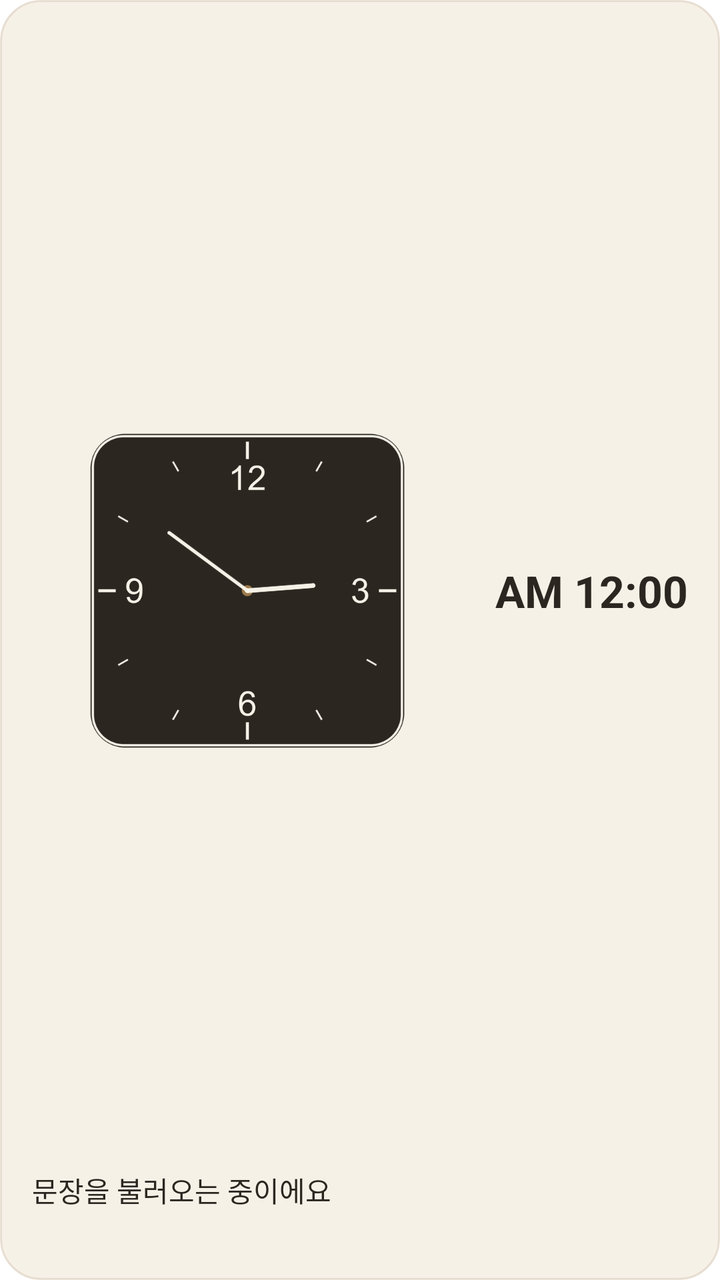
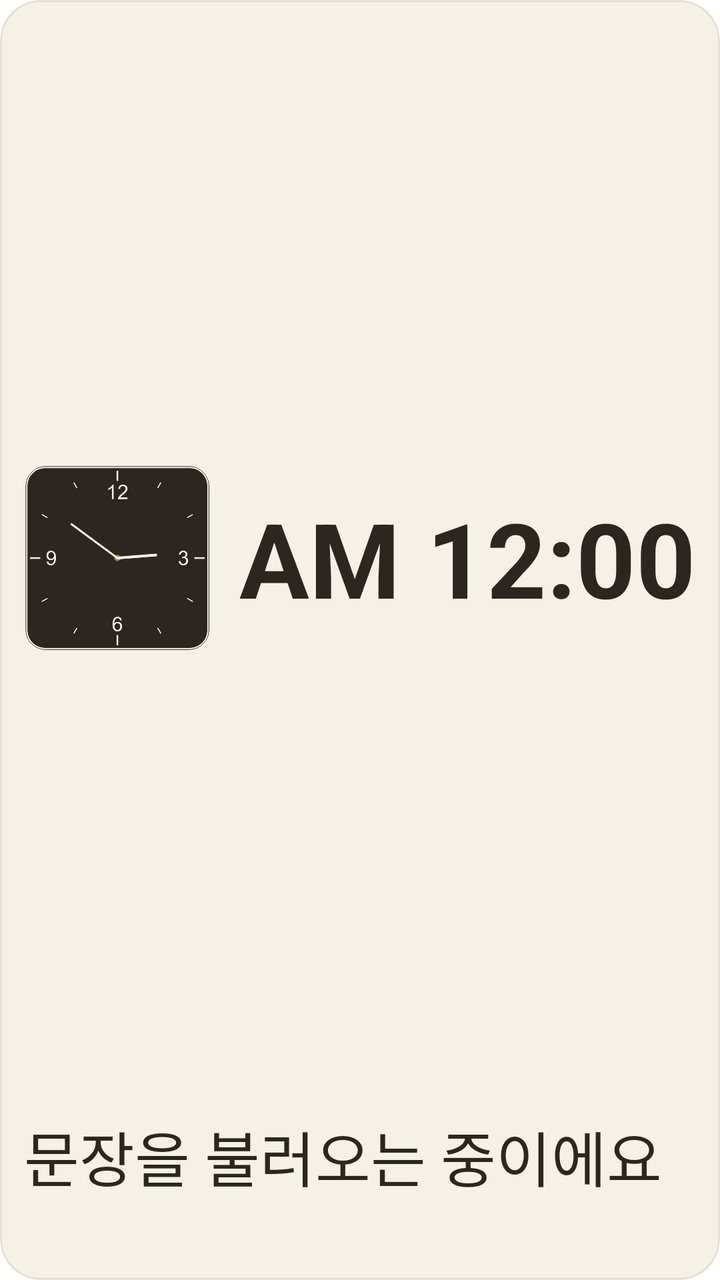

Compare the two renders of this Android layout. The source of the first and the diff that turns it into the second are given below.
<!-- AndroidManifest.xml: fallback theme Theme.MaterialComponents.DayNight.NoActionBar -->
<!-- res/layout/widget_large.xml -->
<?xml version="1.0" encoding="utf-8"?>
<LinearLayout xmlns:android="http://schemas.android.com/apk/res/android"
    android:id="@+id/widget_root"
    android:layout_width="match_parent"
    android:layout_height="match_parent"
    android:orientation="vertical"
    android:background="@drawable/widget_background"
    android:padding="16dp">

    
    <LinearLayout
        android:layout_width="match_parent"
        android:layout_height="0dp"
        android:layout_weight="1"
        android:orientation="horizontal"
        android:gravity="center_vertical">

        <FrameLayout
            android:layout_width="0dp"
            android:layout_height="match_parent"
            android:layout_weight="1">

            <AnalogClock
                android:id="@+id/widget_clock_analog"
                android:layout_width="match_parent"
                android:layout_height="match_parent"
                android:dial="@drawable/widget_clock_dial"
                android:hand_hour="@drawable/widget_clock_hand_hour"
                android:hand_minute="@drawable/widget_clock_hand_minute" />

            <ImageView
                android:id="@+id/widget_clock_hand_alarm"
                android:layout_width="match_parent"
                android:layout_height="match_parent"
                android:src="@drawable/widget_clock_hand_alarm"
                android:visibility="gone"
                android:contentDescription="@null" />

        </FrameLayout>

        <TextClock
            android:id="@+id/widget_clock_text"
            android:layout_width="wrap_content"
            android:layout_height="wrap_content"
            android:layout_marginStart="16dp"
            android:format12Hour="a h:mm"
            android:format24Hour="a h:mm"
            android:textSize="22sp"
            android:textStyle="bold"
            android:textColor="#2B2620" />

    </LinearLayout>

    <TextView
        android:id="@+id/widget_quote"
        android:layout_width="match_parent"
        android:layout_height="wrap_content"
        android:layout_marginTop="10dp"
        android:text="문장을 불러오는 중이에요"
        android:textSize="14sp"
        android:textColor="#2B2620"
        android:maxLines="2"
        android:ellipsize="end" />

    <TextView
        android:id="@+id/widget_attribution"
        android:layout_width="match_parent"
        android:layout_height="wrap_content"
        android:layout_marginTop="4dp"
        android:text=""
        android:textSize="11sp"
        android:textColor="#8A6438"
        android:maxLines="1"
        android:ellipsize="end" />

</LinearLayout>
<!-- resources referenced by this layout -->
<resources>
  <!-- drawable widget_background (drawable) -->
  <?xml version="1.0" encoding="utf-8"?>
  <shape xmlns:android="http://schemas.android.com/apk/res/android">
      <solid android:color="#F6F1E7" />
      <stroke android:width="1dp" android:color="#339C7A4A" />
      <corners android:radius="20dp" />
  </shape>
  <!-- drawable widget_clock_dial: png bitmap (drawable-xxxhdpi, 37199 bytes) -->
  <!-- drawable widget_clock_hand_alarm: png bitmap (drawable-xxxhdpi, 2272 bytes) -->
  <!-- drawable widget_clock_hand_hour: png bitmap (drawable-xxxhdpi, 2453 bytes) -->
  <!-- drawable widget_clock_hand_minute: png bitmap (drawable-xxxhdpi, 2502 bytes) -->
</resources>

<!-- the commit's change to res/layout/widget_large.xml (unified diff, before → after) -->
@@ -5,7 +5,7 @@
     android:layout_height="match_parent"
     android:orientation="vertical"
     android:background="@drawable/widget_background"
-    android:padding="16dp">
+    android:padding="12dp">
 
     
     <LinearLayout
@@ -42,10 +42,10 @@
             android:id="@+id/widget_clock_text"
             android:layout_width="wrap_content"
             android:layout_height="wrap_content"
-            android:layout_marginStart="16dp"
+            android:layout_marginStart="14dp"
             android:format12Hour="a h:mm"
             android:format24Hour="a h:mm"
-            android:textSize="22sp"
+            android:textSize="52sp"
             android:textStyle="bold"
             android:textColor="#2B2620" />
 
@@ -57,7 +57,7 @@
         android:layout_height="wrap_content"
         android:layout_marginTop="10dp"
         android:text="문장을 불러오는 중이에요"
-        android:textSize="14sp"
+        android:textSize="30sp"
         android:textColor="#2B2620"
         android:maxLines="2"
         android:ellipsize="end" />
@@ -68,7 +68,7 @@
         android:layout_height="wrap_content"
         android:layout_marginTop="4dp"
         android:text=""
-        android:textSize="11sp"
+        android:textSize="18sp"
         android:textColor="#8A6438"
         android:maxLines="1"
         android:ellipsize="end" />
